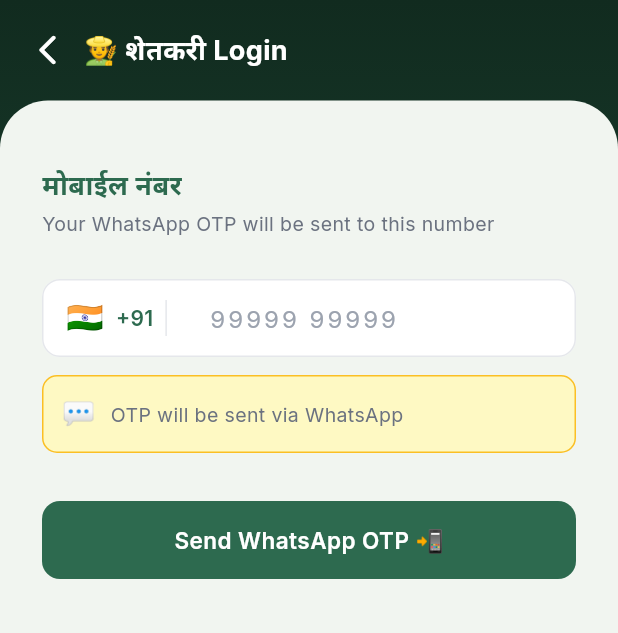
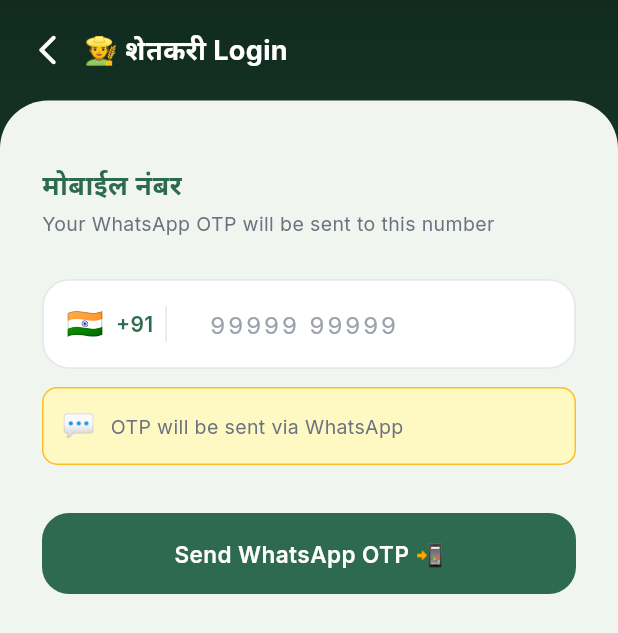
Before and after one commit to j3661229-beep/main, a Flutter app: the screen it shows after launch, after a tap on "👨‍🌾", on a phone screen of 412 x 824 dp. Shown: the top 633 px of the screen. Run offline on Flutter 3.47's test engine with Material 3 defaults, Android fonts, the phone set to English and light mode, and no system bars; our stand-ins replace animate_do, cached_network_image, dio, firebase_core, firebase_crashlytics, fl_chart and 13 more; missing offline and left inert: onesignal_flutter, razorpay_flutter; accounts and stored records are empty; generated files the repository leaves out were written again; network calls fail.

Commit message:
fixes applied

```diff
--- a/agrimart_flutter/lib/core/theme/app_colors.dart
+++ b/agrimart_flutter/lib/core/theme/app_colors.dart
@@ -66,4 +66,24 @@
     colors: [Color(0xFFE5E7EB), Color(0xFFF3F4F6), Color(0xFFE5E7EB)],
     stops: [0.0, 0.5, 1.0],
   );
+
+  // ── Premium Shadow System ──────────────────────────────────
+  static List<BoxShadow> softShadow = [
+    BoxShadow(color: Colors.black.withValues(alpha: 0.05), blurRadius: 10, offset: const Offset(0, 4)),
+    BoxShadow(color: Colors.black.withValues(alpha: 0.01), blurRadius: 4, offset: const Offset(0, 2)),
+  ];
+
+  static List<BoxShadow> deepShadow = [
+    BoxShadow(color: Colors.black.withValues(alpha: 0.12), blurRadius: 20, offset: const Offset(0, 10)),
+    BoxShadow(color: Colors.black.withValues(alpha: 0.04), blurRadius: 8, offset: const Offset(0, 4)),
+  ];
+
+  static List<BoxShadow> primaryShadow = [
+    BoxShadow(color: primary.withValues(alpha: 0.3), blurRadius: 12, offset: const Offset(0, 6)),
+  ];
+
+  // ── Glassmorphism Colors ────────────────────────────────────
+  static const Color glassSurface = Color(0x99FFFFFF);
+  static const Color glassBorder = Color(0x33FFFFFF);
+  static const Color glassPrimary = Color(0x1A2D6A4F);
 }
--- a/agrimart_flutter/lib/core/theme/app_theme.dart
+++ b/agrimart_flutter/lib/core/theme/app_theme.dart
@@ -93,15 +93,16 @@
       centerTitle: false,
       titleTextStyle: TextStyle(
         fontFamily: AppTextStyles.fontFamily,
-        fontSize: 18, fontWeight: FontWeight.w700, color: AppColors.white,
+        fontSize: 20, fontWeight: FontWeight.w800, color: AppColors.white,
+        letterSpacing: -0.5,
       ),
     ),
     elevatedButtonTheme: ElevatedButtonThemeData(
       style: ElevatedButton.styleFrom(
         backgroundColor: AppColors.primary,
         foregroundColor: AppColors.white,
-        minimumSize: const Size(double.infinity, 52),
-        shape: RoundedRectangleBorder(borderRadius: BorderRadius.circular(12)),
+        minimumSize: const Size(double.infinity, 54),
+        shape: RoundedRectangleBorder(borderRadius: BorderRadius.circular(18)),
         textStyle: AppTextStyles.button,
         elevation: 0,
       ),
@@ -117,33 +118,28 @@
     ),
     inputDecorationTheme: InputDecorationTheme(
       filled: true,
-      fillColor: AppColors.surface,
+      fillColor: AppColors.white,
       border: OutlineInputBorder(
-        borderRadius: BorderRadius.circular(12),
-        borderSide: const BorderSide(color: AppColors.border),
+        borderRadius: BorderRadius.circular(18),
+        borderSide: const BorderSide(color: AppColors.border, width: 1.2),
       ),
       enabledBorder: OutlineInputBorder(
-        borderRadius: BorderRadius.circular(12),
-        borderSide: const BorderSide(color: AppColors.border),
+        borderRadius: BorderRadius.circular(18),
+        borderSide: const BorderSide(color: AppColors.border, width: 1.2),
       ),
       focusedBorder: OutlineInputBorder(
-        borderRadius: BorderRadius.circular(12),
+        borderRadius: BorderRadius.circular(18),
         borderSide: const BorderSide(color: AppColors.primary, width: 2),
       ),
-      errorBorder: OutlineInputBorder(
-        borderRadius: BorderRadius.circular(12),
-        borderSide: const BorderSide(color: AppColors.error),
-      ),
-      contentPadding: const EdgeInsets.symmetric(horizontal: 16, vertical: 14),
+      contentPadding: const EdgeInsets.symmetric(horizontal: 20, vertical: 18),
       hintStyle: AppTextStyles.bodyMD.copyWith(color: AppColors.textTertiary),
-      labelStyle: AppTextStyles.labelMD,
     ),
     cardTheme: CardThemeData(
       color: AppColors.surface,
       elevation: 0,
       shape: RoundedRectangleBorder(
-        borderRadius: BorderRadius.circular(16),
-        side: const BorderSide(color: AppColors.border),
+        borderRadius: BorderRadius.circular(24),
+        side: BorderSide(color: AppColors.border.withValues(alpha: 0.5)),
       ),
       margin: EdgeInsets.zero,
     ),
--- a/agrimart_flutter/lib/router/app_router.dart
+++ b/agrimart_flutter/lib/router/app_router.dart
@@ -63,49 +63,51 @@
       }
       return null;
     },
-    routes: [
-      GoRoute(path: '/splash', builder: (_, __) => const SplashScreen()),
-
-      // Auth
-      GoRoute(path: '/auth/role', builder: (_, __) => const RoleSelectionScreen()),
-      GoRoute(path: '/auth/phone', builder: (ctx, state) {
-        final role = state.uri.queryParameters['role'] ?? 'FARMER';
-        return PhoneScreen(role: role);
-      }),
-      GoRoute(path: '/auth/otp', builder: (ctx, state) {
-        final extra = state.extra as Map<String, String>? ?? {};
-        return OTPScreen(phone: extra['phone'] ?? '', role: extra['role'] ?? 'FARMER');
-      }),
-      GoRoute(path: '/auth/onboarding', builder: (_, __) => const OnboardingScreen()), // The animated tour
-      GoRoute(path: '/auth/setup', builder: (_, __) => const ProfileSetupScreen()), // The mandatory info form
-
-      // Farmer
-      GoRoute(path: '/farmer', builder: (_, __) => const FarmerHome()),
-      GoRoute(path: '/farmer/shop', builder: (_, __) => const ShopScreen()),
-      GoRoute(path: '/farmer/shop/product/:id', builder: (ctx, state) => ProductDetailScreen(productId: state.pathParameters['id']!)),
-      GoRoute(path: '/farmer/cart', builder: (_, __) => const CartScreen()),
-      GoRoute(path: '/farmer/checkout', builder: (_, __) => const CheckoutScreen()),
-      GoRoute(path: '/farmer/orders', builder: (_, __) => const OrdersScreen()),
-      GoRoute(path: '/farmer/orders/:id/tracking', builder: (ctx, state) => OrderTrackingScreen(orderId: state.pathParameters['id']!)),
-      GoRoute(path: '/farmer/soil', builder: (_, __) => const SoilAnalysisScreen()),
-      GoRoute(path: '/farmer/disease', builder: (_, __) => const DiseaseDetectionScreen()),
-      GoRoute(path: '/farmer/crop-advisor', builder: (_, __) => const CropAdvisorScreen()),
-      GoRoute(path: '/farmer/weather', builder: (_, __) => const WeatherScreen()),
-      GoRoute(path: '/farmer/mandi', builder: (_, __) => const MandiPricesScreen()),
-      GoRoute(path: '/farmer/kisan-ai', builder: (_, __) => const KisanAiScreen()),
-      GoRoute(path: '/farmer/schemes', builder: (_, __) => const SchemesScreen()),
-      GoRoute(path: '/farmer/profile', builder: (_, __) => const ProfileScreen()),
-      GoRoute(path: '/notifications', builder: (_, __) => const NotificationsScreen()),
-
-      // Supplier
-      GoRoute(path: '/supplier', builder: (_, __) => const SupplierHome()),
-      GoRoute(path: '/supplier/orders', builder: (_, __) => const SupplierOrdersScreen()),
-      GoRoute(path: '/supplier/add-product', builder: (_, __) => const AddProductScreen()),
-      GoRoute(path: '/supplier/analytics', builder: (_, __) => const SupplierAnalyticsScreen()),
-    ],
     errorBuilder: (ctx, state) => Scaffold(
       body: Center(child: Text('Page not found: ${state.uri}', style: const TextStyle(fontSize: 16))),
     ),
+    routes: [
+      _fadedRoute('/splash', const SplashScreen()),
+
+      // Auth
+      _fadedRoute('/auth/role', const RoleSelectionScreen()),
+      GoRoute(path: '/auth/phone', pageBuilder: (ctx, state) {
+        final role = state.uri.queryParameters['role'] ?? 'FARMER';
+        return _fadedPage(PhoneScreen(role: role));
+      }),
+      GoRoute(path: '/auth/otp', pageBuilder: (ctx, state) {
+        final extra = state.extra as Map<String, String>? ?? {};
+        return _fadedPage(OTPScreen(phone: extra['phone'] ?? '', role: extra['role'] ?? 'FARMER'));
+      }),
+      _fadedRoute('/auth/onboarding', const OnboardingScreen()),
+      _fadedRoute('/auth/setup', const ProfileSetupScreen()),
+
+      // Farmer
+      _fadedRoute('/farmer', const FarmerHome()),
+      _fadedRoute('/farmer/shop', const ShopScreen()),
+      GoRoute(path: '/farmer/shop/product/:id', pageBuilder: (ctx, state) =>
+        _fadedPage(ProductDetailScreen(productId: state.pathParameters['id']!))),
+      _fadedRoute('/farmer/cart', const CartScreen()),
+      _fadedRoute('/farmer/checkout', const CheckoutScreen()),
+      _fadedRoute('/farmer/orders', const OrdersScreen()),
+      GoRoute(path: '/farmer/orders/:id/tracking', pageBuilder: (ctx, state) =>
+        _fadedPage(OrderTrackingScreen(orderId: state.pathParameters['id']!))),
+      _fadedRoute('/farmer/soil', const SoilAnalysisScreen()),
+      _fadedRoute('/farmer/disease', const DiseaseDetectionScreen()),
+      _fadedRoute('/farmer/crop-advisor', const CropAdvisorScreen()),
+      _fadedRoute('/farmer/weather', const WeatherScreen()),
+      _fadedRoute('/farmer/mandi', const MandiPricesScreen()),
+      _fadedRoute('/farmer/kisan-ai', const KisanAiScreen()),
+      _fadedRoute('/farmer/schemes', const SchemesScreen()),
+      _fadedRoute('/farmer/profile', const ProfileScreen()),
+      _fadedRoute('/notifications', const NotificationsScreen()),
+
+      // Supplier
+      _fadedRoute('/supplier', const SupplierHome()),
+      _fadedRoute('/supplier/orders', const SupplierOrdersScreen()),
+      _fadedRoute('/supplier/add-product', const AddProductScreen()),
+      _fadedRoute('/supplier/analytics', const SupplierAnalyticsScreen()),
+    ],
   );
 
   ref.listen(authProvider, (previous, next) {
@@ -116,3 +118,30 @@
 
   return router;
 });
+
+// ── Helpers ─────────────────────────────────────────────────────────────────
+
+GoRoute _fadedRoute(String path, Widget child) {
+  return GoRoute(
+    path: path,
+    pageBuilder: (context, state) => _fadedPage(child),
+  );
+}
+
+CustomTransitionPage _fadedPage(Widget child) {
+  return CustomTransitionPage(
+    child: child,
+    transitionsBuilder: (context, animation, secondaryAnimation, child) {
+      return FadeTransition(
+        opacity: CurveTween(curve: Curves.easeInOut).animate(animation),
+        child: SlideTransition(
+          position: Tween<Offset>(
+            begin: const Offset(0, 0.05),
+            end: Offset.zero,
+          ).animate(CurvedAnimation(parent: animation, curve: Curves.easeOutCubic)),
+          child: child,
+        ),
+      );
+    },
+  );
+}
--- a/agrimart_flutter/lib/screens/farmer/product_detail_screen.dart
+++ b/agrimart_flutter/lib/screens/farmer/product_detail_screen.dart
@@ -49,7 +49,9 @@
               backgroundColor: AppColors.surface,
               pinned: true,
               flexibleSpace: FlexibleSpaceBar(
-                background: Container(
+                background: Hero(
+                  tag: 'product_${widget.productId}',
+                  child: Container(
                     color: AppColors.primarySurface,
                     child: p['images'] is List && (p['images'] as List).isNotEmpty
                         ? CachedNetworkImage(
@@ -65,6 +67,7 @@
                           )
                         : const Center(
                             child: Text('🌿', style: TextStyle(fontSize: 80))),
+                  ),
                 ),
               ),
             ),
```
Also changed, not shown: agrimart-backend/package.json (+8 -8 lines), agrimart_flutter/lib/core/widgets/floating_nav.dart (added, +135 -0 lines), agrimart_flutter/lib/screens/farmer/farmer_home.dart (+177 -125 lines), agrimart_flutter/lib/screens/farmer/shop_screen.dart (+21 -4 lines), 3 other files. Lines whose indentation alone changed are shown as unchanged.
